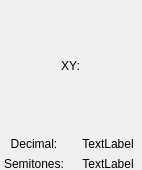
Above: ratio_display.ui from starlingcode/viaflash before the change. Below: the same form after it.
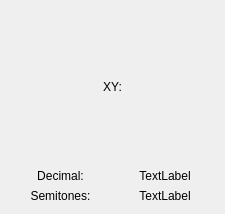
That is the form after the change.

```diff
--- a/ratio_display.ui
+++ b/ratio_display.ui
@@ -6,22 +6,13 @@
    <rect>
     <x>0</x>
     <y>0</y>
-    <width>142</width>
-    <height>170</height>
+    <width>225</width>
+    <height>214</height>
    </rect>
   </property>
   <property name="windowTitle">
    <string>Form</string>
   </property>
-  <widget class="QWidget" name="layoutWidget">
-   <property name="geometry">
-    <rect>
-     <x>0</x>
-     <y>0</y>
-     <width>142</width>
-     <height>171</height>
-    </rect>
-   </property>
    <layout class="QVBoxLayout" name="verticalLayout">
     <item>
      <layout class="QHBoxLayout" name="horizontalLayout_3">
@@ -50,6 +41,12 @@
      <layout class="QHBoxLayout" name="horizontalLayout">
       <item>
        <widget class="QLabel" name="decimalLabel">
+       <property name="sizePolicy">
+        <sizepolicy hsizetype="Expanding" vsizetype="Preferred">
+         <horstretch>0</horstretch>
+         <verstretch>0</verstretch>
+        </sizepolicy>
+       </property>
         <property name="text">
          <string>Decimal:</string>
         </property>
@@ -60,6 +57,12 @@
       </item>
       <item>
        <widget class="QLabel" name="decimalData">
+       <property name="sizePolicy">
+        <sizepolicy hsizetype="Expanding" vsizetype="Preferred">
+         <horstretch>0</horstretch>
+         <verstretch>0</verstretch>
+        </sizepolicy>
+       </property>
         <property name="text">
          <string>TextLabel</string>
         </property>
@@ -78,7 +81,7 @@
       <item>
        <widget class="QLabel" name="semitonesLabel">
         <property name="sizePolicy">
-         <sizepolicy hsizetype="Preferred" vsizetype="Fixed">
+        <sizepolicy hsizetype="Expanding" vsizetype="Fixed">
           <horstretch>0</horstretch>
           <verstretch>0</verstretch>
          </sizepolicy>
@@ -94,7 +97,7 @@
       <item>
        <widget class="QLabel" name="semitonesData">
         <property name="sizePolicy">
-         <sizepolicy hsizetype="Preferred" vsizetype="Fixed">
+        <sizepolicy hsizetype="Expanding" vsizetype="Fixed">
           <horstretch>0</horstretch>
           <verstretch>0</verstretch>
          </sizepolicy>
@@ -110,7 +113,6 @@
      </layout>
     </item>
    </layout>
-  </widget>
  </widget>
  <resources/>
  <connections/>
```
Lines whose indentation alone changed are shown as unchanged.
